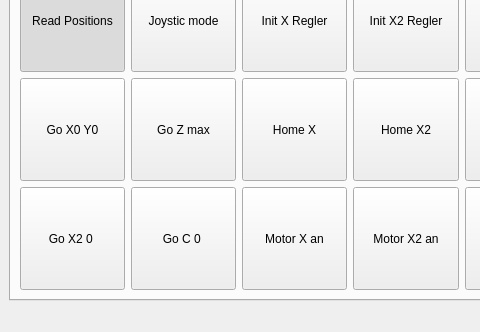
gxurma/PythonCanSteering, file Gui.ui: the form before one commit; both pictures show x 0 to 480 and y 206 to 538 of the 812 by 538 pixel window.
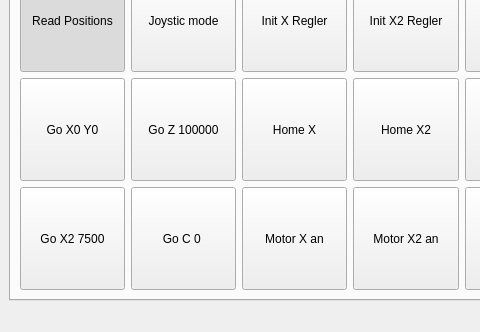
The form after the commit. The open tabs and pages were chosen to show the change.

```diff
--- a/Gui.ui
+++ b/Gui.ui
@@ -558,7 +558,7 @@
            </sizepolicy>
           </property>
           <property name="text">
-           <string>Go X2 0 </string>
+           <string>Go X2 7500</string>
           </property>
           <property name="checkable">
            <bool>false</bool>
@@ -574,7 +574,7 @@
            </sizepolicy>
           </property>
           <property name="text">
-           <string>Go Z max</string>
+           <string>Go Z 100000</string>
           </property>
           <property name="checkable">
            <bool>false</bool>
```
Left out of the diff: 2 changed lines with no effect on the pictures.
